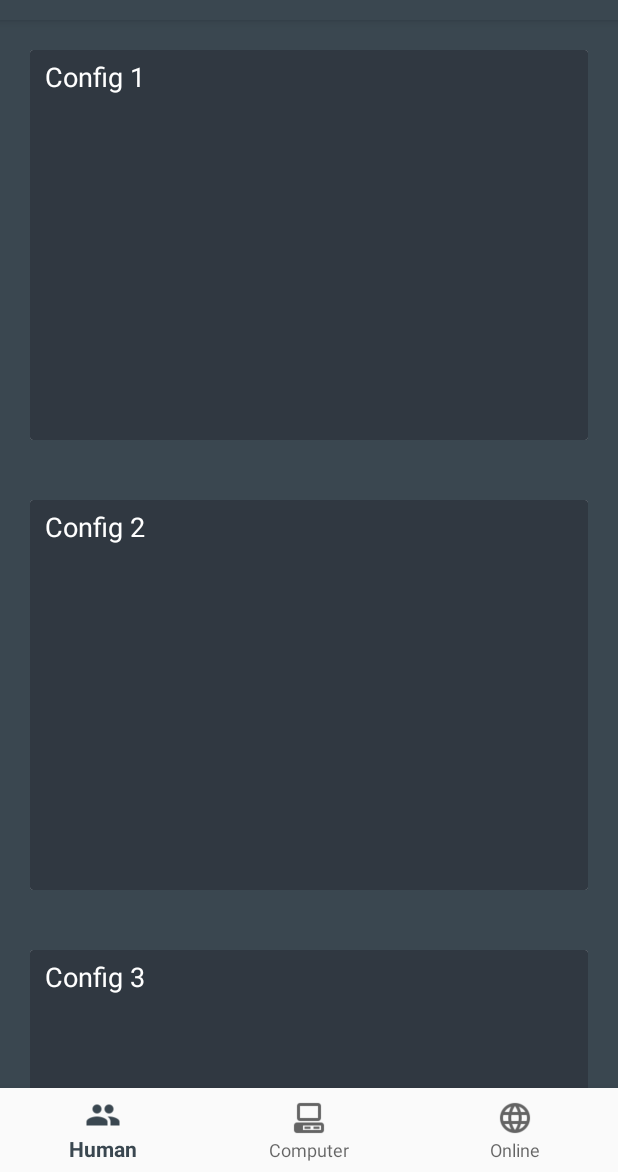
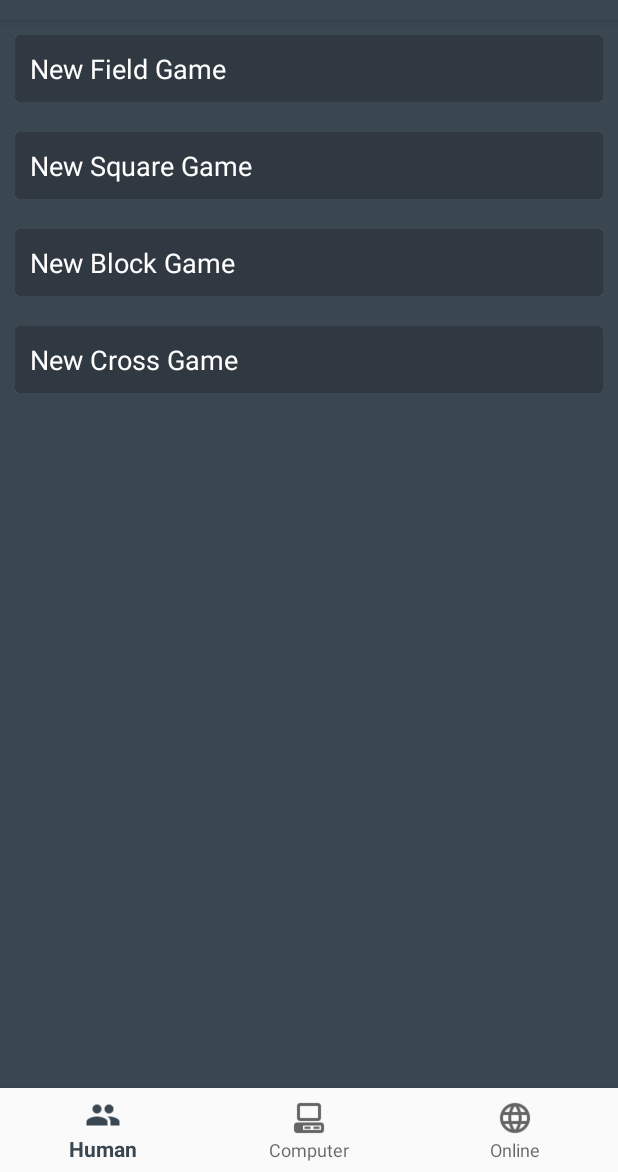
Before and after one commit to The224/Infectious_Mobile, an Android app: the screen it shows after launch (MainActivity), on a phone screen of 412 x 824 dp, the part 64-1236 px from its top. Run offline under Robolectric (Android 15) with nearby library versions, the light colour scheme and no system bars.

Commit message:
Game are save in sql

```diff
--- a/app/src/main/java/com/m224/infectious/activities/MainActivity.java
+++ b/app/src/main/java/com/m224/infectious/activities/MainActivity.java
@@ -15,6 +15,8 @@ import android.view.View;
 import com.m224.infectious.R;
 import com.m224.infectious.adapters.GamePreviewAdapter;
 import com.m224.infectious.domaine.Config;
+import com.m224.infectious.domaine.Save;
+import com.m224.infectious.sql.SaveBoardTable;
 import com.m224.infectious.utils.GameType;
 import com.m224.infectious.utils.Util;
 
@@ -25,7 +27,7 @@ public class MainActivity extends AppCompatActivity {
 
     private GamePreviewAdapter adapter;
     private RecyclerView recyclerView;
-
+    private List<Save> saves;
     private List<Config> configs;
 
     @Override
@@ -38,6 +40,14 @@ public class MainActivity extends AppCompatActivity {
         navigation.setOnNavigationItemSelectedListener(mOnNavigationItemSelectedListener);
 
         initRecyclerView();
+    }
+
+
+    public void initSaves() {
+        SaveBoardTable saveBoardTable = new SaveBoardTable(this);
+        saveBoardTable.open();
+        saves = saveBoardTable.getAllSave();
+        saveBoardTable.close();
     }
 
     public void startActivityInformation(View v) {
@@ -82,10 +92,10 @@ public class MainActivity extends AppCompatActivity {
 
     private void prepareListConfigHuman() {
         configs.clear();
-        configs.add(new Config("Config 1", GameType.LOCAL, 0));
-        configs.add(new Config("Config 2", GameType.LOCAL, 1));
-        configs.add(new Config("Config 3", GameType.LOCAL, 2));
-        configs.add(new Config("Config 4", GameType.LOCAL, 3));
+        configs.add(new Config("New Field Game", GameType.LOCAL, 0));
+        configs.add(new Config("New Square Game", GameType.LOCAL, 1));
+        configs.add(new Config("New Block Game", GameType.LOCAL, 2));
+        configs.add(new Config("New Cross Game", GameType.LOCAL, 3));
         adapter.notifyDataSetChanged();
     }
 
--- a/app/src/main/res/layout/cardview_config_preview.xml
+++ b/app/src/main/res/layout/cardview_config_preview.xml
@@ -3,14 +3,14 @@
     xmlns:app="http://schemas.android.com/apk/res-auto"
     xmlns:card_view="http://schemas.android.com/tools"
     android:layout_width="match_parent"
-    android:layout_height="260dp"
-    android:layout_margin="20dp"
+    android:layout_height="wrap_content"
+    android:layout_margin="10dp"
     android:orientation="vertical">
 
     <android.support.v7.widget.CardView
         android:id="@+id/card_view"
         android:layout_width="match_parent"
-        android:layout_height="260dp"
+        android:layout_height="wrap_content"
         android:layout_gravity="center"
         android:elevation="3dp">
 
@@ -23,8 +23,7 @@
                 android:layout_width="match_parent"
                 android:layout_height="match_parent"
                 android:background="@color/primaryDark"
-                android:paddingLeft="10dp"
-                android:paddingTop="5dp"
+                android:padding="10dp"
                 android:textColor="@color/white"
                 android:textSize="18sp" />
 
```
Also changed, not shown: app/src/main/java/com/m224/infectious/AllSaveTask.java (added, +21 -0 lines), app/src/main/java/com/m224/infectious/activities/GameActivity.java (+16 -0 lines), app/src/main/java/com/m224/infectious/domaine/Save.java (added, +42 -0 lines), app/src/main/java/com/m224/infectious/services/GameService.java (+0 -13 lines), app/src/main/java/com/m224/infectious/sql/SaveBoardTable.java (+36 -2 lines), app/src/main/res/values/strings.xml (+2 -8 lines).
